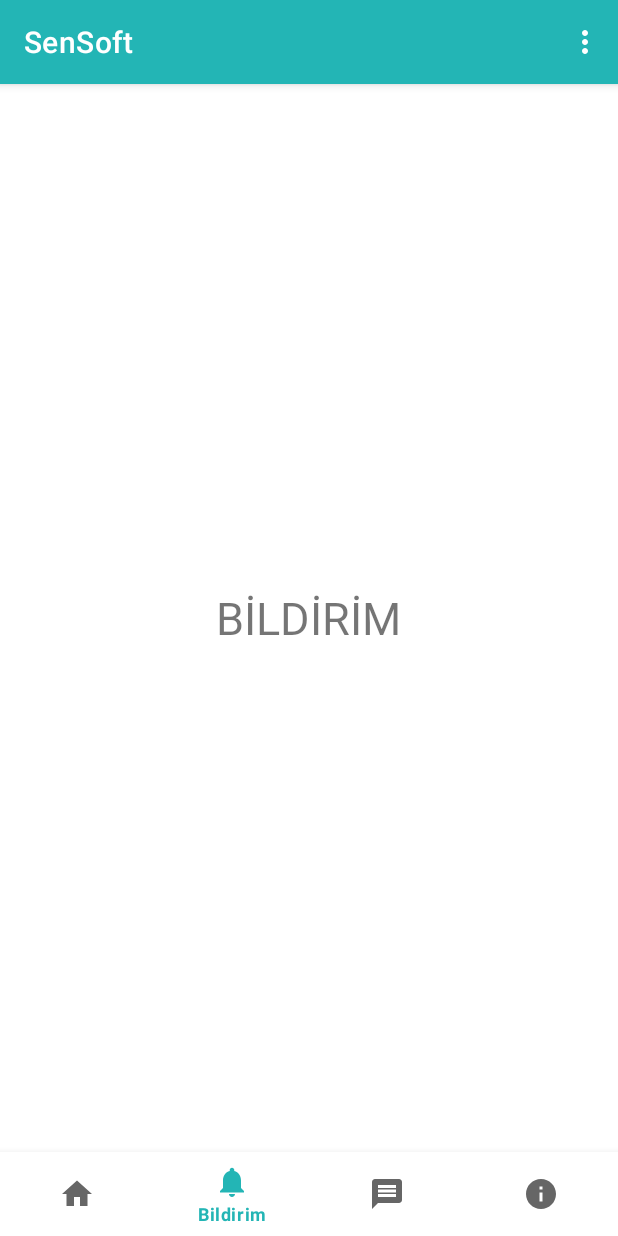
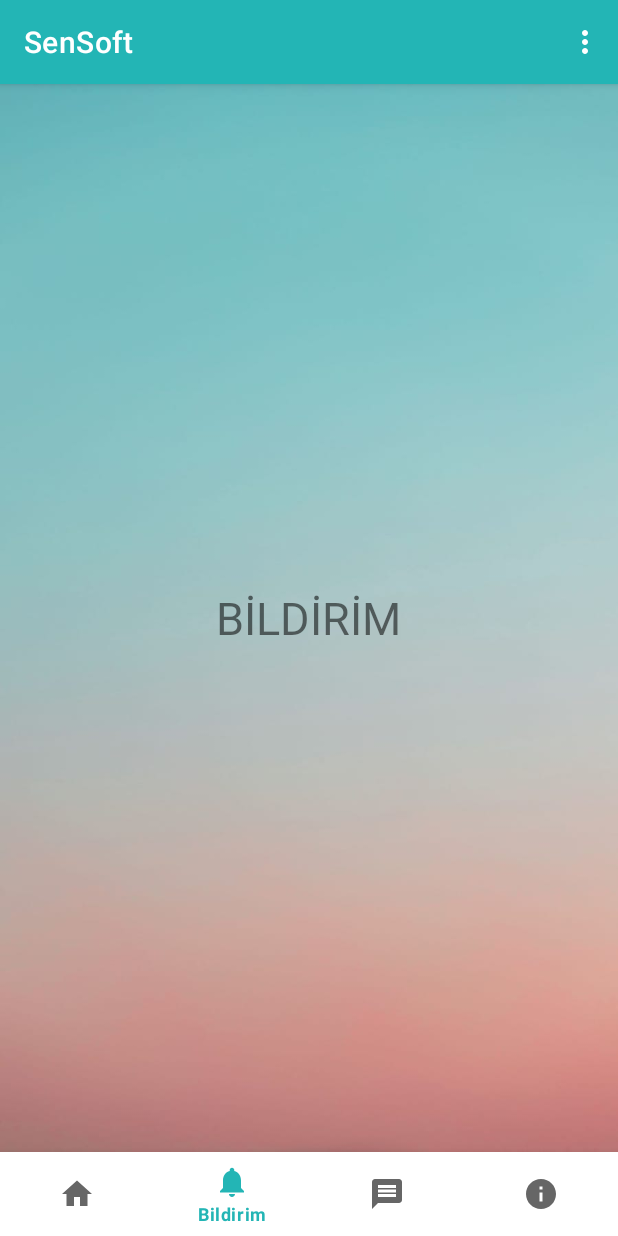
Before and after one commit to BusraSonmez7/Sensoft, an Android app: the screen it shows after launch once a user with an empty profile is signed in (UygulamaSayfasi), item 2 of the bottom bar chosen, on a phone screen of 412 x 824 dp. Run offline under Robolectric (Android 15) with nearby library versions, the phone set to English and light mode, and no system bars; our stand-ins replace Firebase (no records; nobody signed in at launch, a user with empty details on screens opened directly), Picasso; 1 statement that could not run was skipped.

Commit message:
arkaplan düzenlendi

```diff
--- a/app/build.gradle
+++ b/app/build.gradle
@@ -56,6 +56,7 @@ dependencies {
     // Also declare the dependency for the Google Play services library and specify its version
     implementation 'com.google.android.gms:play-services-auth:19.0.0'
     implementation 'com.squareup.picasso:picasso:2.71828'
+    implementation 'com.firebaseui:firebase-ui-storage:7.2.0'
 
 
 }
--- a/app/src/main/res/layout/fragment_anasayfa.xml
+++ b/app/src/main/res/layout/fragment_anasayfa.xml
@@ -17,6 +17,6 @@
             android:id="@+id/recylerView"
             android:layout_width="match_parent"
             android:layout_height="match_parent"
-            android:background="@color/krem2"/>
+            android:background="@drawable/arkaplan5"/>
 
 </androidx.coordinatorlayout.widget.CoordinatorLayout>
--- a/app/src/main/res/layout/fragment_bildirim.xml
+++ b/app/src/main/res/layout/fragment_bildirim.xml
@@ -1,7 +1,8 @@
 <?xml version="1.0" encoding="utf-8"?>
 <RelativeLayout xmlns:android="http://schemas.android.com/apk/res/android"
     android:layout_width="match_parent"
-    android:layout_height="match_parent">
+    android:layout_height="match_parent"
+    android:background="@drawable/arkaplan5">
 
     <TextView
         android:id="@+id/textView2"
--- a/app/src/main/res/layout/fragment_mesaj.xml
+++ b/app/src/main/res/layout/fragment_mesaj.xml
@@ -1,7 +1,8 @@
 <?xml version="1.0" encoding="utf-8"?>
 <RelativeLayout xmlns:android="http://schemas.android.com/apk/res/android"
     android:layout_width="match_parent"
-    android:layout_height="match_parent">
+    android:layout_height="match_parent"
+    android:background="@drawable/mesaj_resmi">
 
     <TextView
         android:id="@+id/textView2"
--- a/app/src/main/res/values/colors.xml
+++ b/app/src/main/res/values/colors.xml
@@ -16,5 +16,6 @@
     <color name="antrasit">#4A4946</color>
     <color name="toolbarrenk2">#7ACCCC</color>
     <color name="krem2">#ECEAF4</color>
+    <color name="turuncu">#FF6D00</color>
 
 </resources>
```
Also changed, not shown: app/src/main/java/com/sensofttakimi/sensoft/Bildirimler/BildirimIcerigi.java (+20 -8 lines), app/src/main/res/drawable/arkaplan1.jpeg (added), app/src/main/res/drawable/arkaplan2.jpeg (added), app/src/main/res/drawable/arkaplan3.jpeg (added), app/src/main/res/drawable/arkaplan4.jpeg (added), app/src/main/res/drawable/arkaplan5.jpeg (added), app/src/main/res/drawable/mesaj_resmi.jpg (added).
